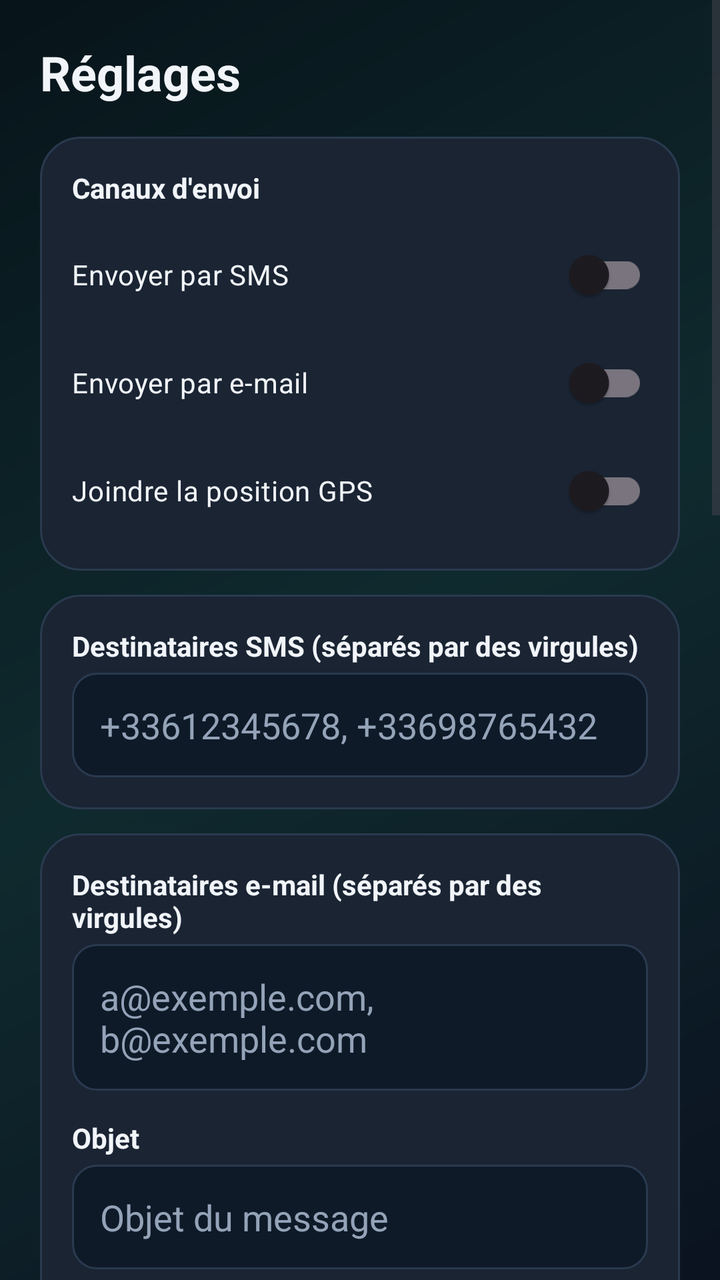
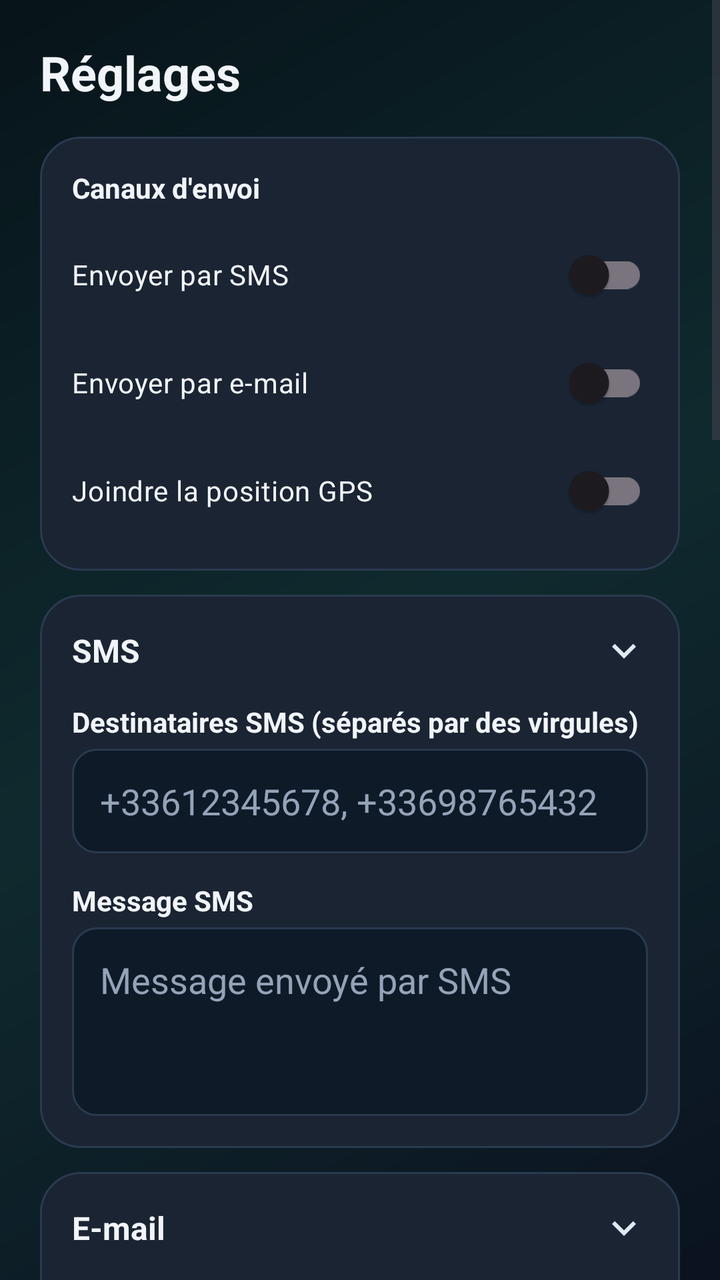

An Android layout rendered at two revisions. The XML below is the earlier revision; the diff shows what the commit changed to produce the second picture.
<!-- AndroidManifest.xml: application theme Theme.Veille -->
<!-- res/layout/activity_settings.xml -->
<?xml version="1.0" encoding="utf-8"?>
<ScrollView xmlns:android="http://schemas.android.com/apk/res/android"
    android:layout_width="match_parent"
    android:layout_height="match_parent"
    android:background="@drawable/bg_gradient"
    android:fillViewport="true">

    <LinearLayout
        android:layout_width="match_parent"
        android:layout_height="wrap_content"
        android:orientation="vertical"
        android:padding="20dp">

        <TextView
            android:layout_width="wrap_content"
            android:layout_height="wrap_content"
            android:text="Réglages"
            android:textColor="@color/text_primary"
            android:textSize="24sp"
            android:textStyle="bold"
            android:paddingBottom="8dp" />

        
        <LinearLayout
            android:layout_width="match_parent"
            android:layout_height="wrap_content"
            android:orientation="vertical"
            android:background="@drawable/card_bg"
            android:padding="16dp"
            android:layout_marginTop="8dp">

            <TextView style="@style/Label" android:text="Canaux d'envoi" android:paddingTop="0dp" />

            <com.google.android.material.switchmaterial.SwitchMaterial
                android:id="@+id/switchSms"
                android:layout_width="match_parent"
                android:layout_height="wrap_content"
                android:text="Envoyer par SMS"
                android:textColor="@color/text_primary"
                android:layout_marginTop="6dp" />

            <com.google.android.material.switchmaterial.SwitchMaterial
                android:id="@+id/switchEmail"
                android:layout_width="match_parent"
                android:layout_height="wrap_content"
                android:text="Envoyer par e-mail"
                android:textColor="@color/text_primary"
                android:layout_marginTop="6dp" />

            <com.google.android.material.switchmaterial.SwitchMaterial
                android:id="@+id/switchGps"
                android:layout_width="match_parent"
                android:layout_height="wrap_content"
                android:text="Joindre la position GPS"
                android:textColor="@color/text_primary"
                android:layout_marginTop="6dp" />
        </LinearLayout>

        
        <LinearLayout
            android:id="@+id/smsBlock"
            android:layout_width="match_parent"
            android:layout_height="wrap_content"
            android:orientation="vertical"
            android:background="@drawable/card_bg"
            android:padding="16dp"
            android:layout_marginTop="12dp">

            <TextView style="@style/Label" android:text="Destinataires SMS (séparés par des virgules)" android:paddingTop="0dp" />
            <EditText android:id="@+id/recipientSms" style="@style/Field"
                android:inputType="textMultiLine" android:minLines="1"
                android:hint="+33612345678, +33698765432" />
        </LinearLayout>

        
        <LinearLayout
            android:id="@+id/emailBlock"
            android:layout_width="match_parent"
            android:layout_height="wrap_content"
            android:orientation="vertical"
            android:background="@drawable/card_bg"
            android:padding="16dp"
            android:layout_marginTop="12dp">

            <TextView style="@style/Label" android:text="Destinataires e-mail (séparés par des virgules)" android:paddingTop="0dp" />
            <EditText android:id="@+id/recipientEmail" style="@style/Field"
                android:inputType="textMultiLine|textEmailAddress" android:minLines="1"
                android:hint="a@exemple.com, b@exemple.com" />

            <TextView style="@style/Label" android:text="Objet" />
            <EditText android:id="@+id/subject" style="@style/Field"
                android:inputType="text" android:hint="Objet du message" />

            <LinearLayout
                android:layout_width="match_parent"
                android:layout_height="wrap_content"
                android:orientation="horizontal"
                android:layout_marginTop="12dp">
                <Button android:id="@+id/pickPhoto"
                    android:layout_width="0dp"
                    android:layout_weight="1"
                    android:layout_height="wrap_content"
                    android:text="Galerie" />
                <Button android:id="@+id/takePhotoBtn"
                    android:layout_width="0dp"
                    android:layout_weight="1"
                    android:layout_height="wrap_content"
                    android:layout_marginStart="8dp"
                    android:text="Appareil photo" />
            </LinearLayout>
            <TextView android:id="@+id/photoLabel"
                android:layout_width="match_parent"
                android:layout_height="wrap_content"
                android:text="Aucune photo"
                android:textColor="@color/text_muted"
                android:textSize="12sp" />

            <TextView style="@style/Label" android:text="Serveur SMTP" />
            <EditText android:id="@+id/smtpHost" style="@style/Field"
                android:inputType="textUri" android:text="smtp.gmail.com" />

            <TextView style="@style/Label" android:text="Port SMTP (587 = TLS, 465 = SSL)" />
            <EditText android:id="@+id/smtpPort" style="@style/Field"
                android:inputType="number" android:text="587" />

            <TextView style="@style/Label" android:text="Identifiant SMTP (votre e-mail)" />
            <EditText android:id="@+id/smtpUser" style="@style/Field"
                android:inputType="textEmailAddress" android:hint="vous@gmail.com" />

            <TextView style="@style/Label" android:text="Mot de passe d'application SMTP" />
            <EditText android:id="@+id/smtpPass" style="@style/Field"
                android:inputType="textPassword" android:hint="mot de passe d'application" />
        </LinearLayout>

        
        <LinearLayout
            android:layout_width="match_parent"
            android:layout_height="wrap_content"
            android:orientation="vertical"
            android:background="@drawable/card_bg"
            android:padding="16dp"
            android:layout_marginTop="12dp">

            <TextView style="@style/Label" android:text="Message (texte / lien)" android:paddingTop="0dp" />
            <EditText android:id="@+id/messageText" style="@style/Field"
                android:minLines="3" android:gravity="top"
                android:inputType="textMultiLine" android:hint="Votre message, un lien, etc." />

            <TextView style="@style/Label" android:text="Récurrence des notifications" />
            <LinearLayout
                android:layout_width="match_parent"
                android:layout_height="wrap_content"
                android:orientation="horizontal"
                android:gravity="center_vertical">
                <EditText android:id="@+id/interval" style="@style/Field"
                    android:layout_width="0dp" android:layout_weight="1"
                    android:inputType="number" android:text="1" />
                <Spinner android:id="@+id/intervalUnit"
                    android:layout_width="wrap_content"
                    android:layout_height="wrap_content"
                    android:minWidth="120dp"
                    android:layout_marginStart="8dp" />
            </LinearLayout>

            <TextView style="@style/Label" android:text="Temps d'absence avant envoi" />
            <LinearLayout
                android:layout_width="match_parent"
                android:layout_height="wrap_content"
                android:orientation="horizontal"
                android:gravity="center_vertical">
                <EditText android:id="@+id/sendDelay" style="@style/Field"
                    android:layout_width="0dp" android:layout_weight="1"
                    android:inputType="number" android:text="24" />
                <Spinner android:id="@+id/sendDelayUnit"
                    android:layout_width="wrap_content"
                    android:layout_height="wrap_content"
                    android:minWidth="120dp"
                    android:layout_marginStart="8dp" />
            </LinearLayout>
        </LinearLayout>

        <Button android:id="@+id/saveBtn"
            android:layout_width="match_parent"
            android:layout_height="wrap_content"
            android:layout_marginTop="18dp"
            android:text="Enregistrer" />

        <Button android:id="@+id/testBtn"
            android:layout_width="match_parent"
            android:layout_height="wrap_content"
            android:layout_marginTop="8dp"
            android:text="Tester l'envoi maintenant" />

        <View android:layout_width="match_parent" android:layout_height="24dp" />
    </LinearLayout>
</ScrollView>
<!-- resources referenced by this layout -->
<resources>
  <color name="text_muted">#94A3B8</color>
  <color name="text_primary">#F1F5F9</color>
  <!-- drawable bg_gradient (drawable) -->
  <?xml version="1.0" encoding="utf-8"?>
  <shape xmlns:android="http://schemas.android.com/apk/res/android"
      android:shape="rectangle">
      <gradient
          android:startColor="#0B1220"
          android:centerColor="#0F2A2E"
          android:endColor="#07141A"
          android:angle="135" />
  </shape>
  <!-- drawable card_bg (drawable) -->
  <?xml version="1.0" encoding="utf-8"?>
  <shape xmlns:android="http://schemas.android.com/apk/res/android"
      android:shape="rectangle">
      <solid android:color="#1A2433" />
      <corners android:radius="20dp" />
      <stroke android:width="1dp" android:color="#2A3A4F" />
  </shape>
  <style name="Field">
          <item name="android:layout_width">match_parent</item>
          <item name="android:layout_height">wrap_content</item>
          <item name="android:background">@drawable/field_bg</item>
          <item name="android:textColor">@color/text_primary</item>
          <item name="android:textColorHint">@color/text_muted</item>
          <item name="android:padding">14dp</item>
      </style>
  <style name="Label">
          <item name="android:layout_width">match_parent</item>
          <item name="android:layout_height">wrap_content</item>
          <item name="android:textStyle">bold</item>
          <item name="android:textColor">@color/text_primary</item>
          <item name="android:paddingTop">14dp</item>
          <item name="android:paddingBottom">4dp</item>
      </style>
  <style name="Theme.Veille" parent="Theme.Material3.DayNight.NoActionBar">
          <item name="colorPrimary">@color/accent</item>
          <item name="colorPrimaryVariant">@color/teal_dark</item>
          <item name="android:statusBarColor">@color/bg_dark</item>
          <item name="android:navigationBarColor">@color/bg_dark</item>
          <item name="android:windowBackground">@color/bg_dark</item>
      </style>
  <!-- drawable field_bg (drawable) -->
  <?xml version="1.0" encoding="utf-8"?>
  <shape xmlns:android="http://schemas.android.com/apk/res/android"
      android:shape="rectangle">
      <solid android:color="#0F1A28" />
      <corners android:radius="12dp" />
      <stroke android:width="1dp" android:color="#2A3A4F" />
  </shape>
  <color name="accent">#34D399</color>
  <color name="teal_dark">#059669</color>
  <color name="bg_dark">#0B1220</color>
</resources>

<!-- the commit's change to res/layout/activity_settings.xml (unified diff, before → after) -->
@@ -6,6 +6,7 @@
     android:fillViewport="true">
 
     <LinearLayout
+        android:id="@+id/contentRoot"
         android:layout_width="match_parent"
         android:layout_height="wrap_content"
         android:orientation="vertical"
@@ -58,7 +59,7 @@
 
         
         <LinearLayout
-            android:id="@+id/smsBlock"
+            android:id="@+id/smsCard"
             android:layout_width="match_parent"
             android:layout_height="wrap_content"
             android:orientation="vertical"
@@ -66,15 +67,46 @@
             android:padding="16dp"
             android:layout_marginTop="12dp">
 
-            <TextView style="@style/Label" android:text="Destinataires SMS (séparés par des virgules)" android:paddingTop="0dp" />
-            <EditText android:id="@+id/recipientSms" style="@style/Field"
-                android:inputType="textMultiLine" android:minLines="1"
-                android:hint="+33612345678, +33698765432" />
-        </LinearLayout>
-
-        
-        <LinearLayout
-            android:id="@+id/emailBlock"
+            <LinearLayout android:id="@+id/smsHeader"
+                android:layout_width="match_parent"
+                android:layout_height="wrap_content"
+                android:orientation="horizontal"
+                android:gravity="center_vertical"
+                android:background="?attr/selectableItemBackground"
+                android:clickable="true"
+                android:focusable="true">
+                <TextView
+                    android:layout_width="0dp" android:layout_weight="1"
+                    android:layout_height="wrap_content"
+                    android:text="SMS"
+                    android:textColor="@color/text_primary"
+                    android:textStyle="bold" android:textSize="16sp" />
+                <ImageView android:id="@+id/smsChevron"
+                    android:layout_width="24dp" android:layout_height="24dp"
+                    android:src="@drawable/ic_chevron"
+                    android:contentDescription="Replier/déplier" />
+            </LinearLayout>
+
+            <LinearLayout android:id="@+id/smsBody"
+                android:layout_width="match_parent"
+                android:layout_height="wrap_content"
+                android:orientation="vertical">
+
+                <TextView style="@style/Label" android:text="Destinataires SMS (séparés par des virgules)" />
+                <EditText android:id="@+id/recipientSms" style="@style/Field"
+                    android:inputType="textMultiLine" android:minLines="1"
+                    android:hint="+33612345678, +33698765432" />
+
+                <TextView style="@style/Label" android:text="Message SMS" />
+                <EditText android:id="@+id/messageSms" style="@style/Field"
+                    android:minLines="3" android:gravity="top"
+                    android:inputType="textMultiLine" android:hint="Message envoyé par SMS" />
+            </LinearLayout>
+        </LinearLayout>
+
+        
+        <LinearLayout
+            android:id="@+id/emailCard"
             android:layout_width="match_parent"
             android:layout_height="wrap_content"
             android:orientation="vertical"
@@ -82,54 +114,83 @@
             android:padding="16dp"
             android:layout_marginTop="12dp">
 
-            <TextView style="@style/Label" android:text="Destinataires e-mail (séparés par des virgules)" android:paddingTop="0dp" />
-            <EditText android:id="@+id/recipientEmail" style="@style/Field"
-                android:inputType="textMultiLine|textEmailAddress" android:minLines="1"
-                android:hint="a@exemple.com, b@exemple.com" />
-
-            <TextView style="@style/Label" android:text="Objet" />
-            <EditText android:id="@+id/subject" style="@style/Field"
-                android:inputType="text" android:hint="Objet du message" />
-
-            <LinearLayout
+            <LinearLayout android:id="@+id/emailHeader"
                 android:layout_width="match_parent"
                 android:layout_height="wrap_content"
                 android:orientation="horizontal"
-                android:layout_marginTop="12dp">
-                <Button android:id="@+id/pickPhoto"
-                    android:layout_width="0dp"
-                    android:layout_weight="1"
-                    android:layout_height="wrap_content"
-                    android:text="Galerie" />
-                <Button android:id="@+id/takePhotoBtn"
-                    android:layout_width="0dp"
-                    android:layout_weight="1"
-                    android:layout_height="wrap_content"
-                    android:layout_marginStart="8dp"
-                    android:text="Appareil photo" />
-            </LinearLayout>
-            <TextView android:id="@+id/photoLabel"
-                android:layout_width="match_parent"
-                android:layout_height="wrap_content"
-                android:text="Aucune photo"
-                android:textColor="@color/text_muted"
-                android:textSize="12sp" />
-
-            <TextView style="@style/Label" android:text="Serveur SMTP" />
-            <EditText android:id="@+id/smtpHost" style="@style/Field"
-                android:inputType="textUri" android:text="smtp.gmail.com" />
-
-            <TextView style="@style/Label" android:text="Port SMTP (587 = TLS, 465 = SSL)" />
-            <EditText android:id="@+id/smtpPort" style="@style/Field"
-                android:inputType="number" android:text="587" />
-
-            <TextView style="@style/Label" android:text="Identifiant SMTP (votre e-mail)" />
-            <EditText android:id="@+id/smtpUser" style="@style/Field"
-                android:inputType="textEmailAddress" android:hint="vous@gmail.com" />
-
-            <TextView style="@style/Label" android:text="Mot de passe d'application SMTP" />
-            <EditText android:id="@+id/smtpPass" style="@style/Field"
-                android:inputType="textPassword" android:hint="mot de passe d'application" />
+                android:gravity="center_vertical"
+                android:background="?attr/selectableItemBackground"
+                android:clickable="true"
+                android:focusable="true">
+                <TextView
+                    android:layout_width="0dp" android:layout_weight="1"
+                    android:layout_height="wrap_content"
+                    android:text="E-mail"
+                    android:textColor="@color/text_primary"
+                    android:textStyle="bold" android:textSize="16sp" />
+                <ImageView android:id="@+id/emailChevron"
+                    android:layout_width="24dp" android:layout_height="24dp"
+                    android:src="@drawable/ic_chevron"
+                    android:contentDescription="Replier/déplier" />
+            </LinearLayout>
+
+            <LinearLayout android:id="@+id/emailBody"
+                android:layout_width="match_parent"
+                android:layout_height="wrap_content"
+                android:orientation="vertical">
+
+                <TextView style="@style/Label" android:text="Destinataires e-mail (séparés par des virgules)" />
+                <EditText android:id="@+id/recipientEmail" style="@style/Field"
+                    android:inputType="textMultiLine|textEmailAddress" android:minLines="1"
+                    android:hint="a@exemple.com, b@exemple.com" />
+
+                <TextView style="@style/Label" android:text="Objet" />
+                <EditText android:id="@+id/subject" style="@style/Field"
+                    android:inputType="text" android:hint="Objet du message" />
+
+                <TextView style="@style/Label" android:text="Message e-mail" />
+                <EditText android:id="@+id/messageEmail" style="@style/Field"
+                    android:minLines="3" android:gravity="top"
+                    android:inputType="textMultiLine" android:hint="Message envoyé par e-mail" />
+
+                <TextView style="@style/Label" android:text="Photo (jointe à l'e-mail)" />
+                <LinearLayout
+                    android:layout_width="match_parent"
+                    android:layout_height="wrap_content"
+                    android:orientation="horizontal">
+                    <Button android:id="@+id/pickPhoto"
+                        android:layout_width="0dp" android:layout_weight="1"
+                        android:layout_height="wrap_content"
+                        android:text="Galerie" />
+                    <Button android:id="@+id/takePhotoBtn"
+                        android:layout_width="0dp" android:layout_weight="1"
+                        android:layout_height="wrap_content"
+                        android:layout_marginStart="8dp"
+                        android:text="Appareil photo" />
+                </LinearLayout>
+                <TextView android:id="@+id/photoLabel"
+                    android:layout_width="match_parent"
+                    android:layout_height="wrap_content"
+                    android:text="Aucune photo"
+                    android:textColor="@color/text_muted"
+                    android:textSize="12sp" />
+
+                <TextView style="@style/Label" android:text="Serveur SMTP" />
+                <EditText android:id="@+id/smtpHost" style="@style/Field"
+                    android:inputType="textUri" android:text="smtp.gmail.com" />
+
+                <TextView style="@style/Label" android:text="Port SMTP (587 = TLS, 465 = SSL)" />
+                <EditText android:id="@+id/smtpPort" style="@style/Field"
+                    android:inputType="number" android:text="587" />
+
+                <TextView style="@style/Label" android:text="Identifiant SMTP (votre e-mail)" />
+                <EditText android:id="@+id/smtpUser" style="@style/Field"
+                    android:inputType="textEmailAddress" android:hint="vous@gmail.com" />
+
+                <TextView style="@style/Label" android:text="Mot de passe d'application SMTP" />
+                <EditText android:id="@+id/smtpPass" style="@style/Field"
+                    android:inputType="textPassword" android:hint="mot de passe d'application" />
+            </LinearLayout>
         </LinearLayout>
 
         
@@ -141,41 +202,64 @@
             android:padding="16dp"
             android:layout_marginTop="12dp">
 
-            <TextView style="@style/Label" android:text="Message (texte / lien)" android:paddingTop="0dp" />
-            <EditText android:id="@+id/messageText" style="@style/Field"
-                android:minLines="3" android:gravity="top"
-                android:inputType="textMultiLine" android:hint="Votre message, un lien, etc." />
-
-            <TextView style="@style/Label" android:text="Récurrence des notifications" />
-            <LinearLayout
+            <LinearLayout android:id="@+id/timerHeader"
                 android:layout_width="match_parent"
                 android:layout_height="wrap_content"
                 android:orientation="horizontal"
-                android:gravity="center_vertical">
-                <EditText android:id="@+id/interval" style="@style/Field"
+                android:gravity="center_vertical"
+                android:background="?attr/selectableItemBackground"
+                android:clickable="true"
+                android:focusable="true">
+                <TextView
                     android:layout_width="0dp" android:layout_weight="1"
-                    android:inputType="number" android:text="1" />
-                <Spinner android:id="@+id/intervalUnit"
-                    android:layout_width="wrap_content"
-                    android:layout_height="wrap_content"
-                    android:minWidth="120dp"
-                    android:layout_marginStart="8dp" />
-            </LinearLayout>
-
-            <TextView style="@style/Label" android:text="Temps d'absence avant envoi" />
-            <LinearLayout
-                android:layout_width="match_parent"
-                android:layout_height="wrap_content"
-                android:orientation="horizontal"
-                android:gravity="center_vertical">
-                <EditText android:id="@+id/sendDelay" style="@style/Field"
-                    android:layout_width="0dp" android:layout_weight="1"
-                    android:inputType="number" android:text="24" />
-                <Spinner android:id="@+id/sendDelayUnit"
-                    android:layout_width="wrap_content"
-                    android:layout_height="wrap_content"
-                    android:minWidth="120dp"
-                    android:layout_marginStart="8dp" />
+                    android:layout_height="wrap_content"
+                    android:text="Minuterie"
+                    android:textColor="@color/text_primary"
+                    android:textStyle="bold" android:textSize="16sp" />
+                <ImageView android:id="@+id/timerChevron"
+                    android:layout_width="24dp" android:layout_height="24dp"
+                    android:src="@drawable/ic_chevron"
+                    android:contentDescription="Replier/déplier" />
+            </LinearLayout>
+
+            <LinearLayout android:id="@+id/timerBody"
+                android:layout_width="match_parent"
+                android:layout_height="wrap_content"
+                android:orientation="vertical">
+
+                <TextView style="@style/Label" android:text="Récurrence des notifications" />
+                <LinearLayout
+                    android:layout_width="match_parent"
+                    android:layout_height="wrap_content"
+                    android:orientation="horizontal"
+                    android:gravity="center_vertical">
+                    <EditText android:id="@+id/interval" style="@style/Field"
+                        android:layout_width="0dp" android:layout_weight="1"
+                        android:inputType="number" android:text="1" />
+                    <Spinner android:id="@+id/intervalUnit"
+                        android:layout_width="wrap_content"
+                        android:layout_height="wrap_content"
+                        android:minWidth="120dp"
+                        android:layout_marginStart="8dp"
+                        android:popupBackground="@color/card" />
+                </LinearLayout>
+
+                <TextView style="@style/Label" android:text="Temps d'absence avant envoi" />
+                <LinearLayout
+                    android:layout_width="match_parent"
+                    android:layout_height="wrap_content"
+                    android:orientation="horizontal"
+                    android:gravity="center_vertical">
+                    <EditText android:id="@+id/sendDelay" style="@style/Field"
+                        android:layout_width="0dp" android:layout_weight="1"
+                        android:inputType="number" android:text="24" />
+                    <Spinner android:id="@+id/sendDelayUnit"
+                        android:layout_width="wrap_content"
+                        android:layout_height="wrap_content"
+                        android:minWidth="120dp"
+                        android:layout_marginStart="8dp"
+                        android:popupBackground="@color/card" />
+                </LinearLayout>
             </LinearLayout>
         </LinearLayout>
 
<!-- resource entries referenced after the edit -->
@@ -1,5 +1,6 @@
 <!-- resources referenced by this layout -->
 <resources>
+  <color name="card">#1A2433</color>
   <color name="text_muted">#94A3B8</color>
   <color name="text_primary">#F1F5F9</color>
   <!-- drawable bg_gradient (drawable) -->
@@ -20,6 +21,17 @@
       <corners android:radius="20dp" />
       <stroke android:width="1dp" android:color="#2A3A4F" />
   </shape>
+  <!-- drawable ic_chevron (drawable) -->
+  <vector xmlns:android="http://schemas.android.com/apk/res/android"
+      android:width="24dp"
+      android:height="24dp"
+      android:viewportWidth="24"
+      android:viewportHeight="24"
+      android:tint="#E2E8F0">
+      <path
+          android:fillColor="#FFFFFF"
+          android:pathData="M7.41,8.59L12,13.17l4.59,-4.58L18,10l-6,6 -6,-6z" />
+  </vector>
   <style name="Field">
           <item name="android:layout_width">match_parent</item>
           <item name="android:layout_height">wrap_content</item>
